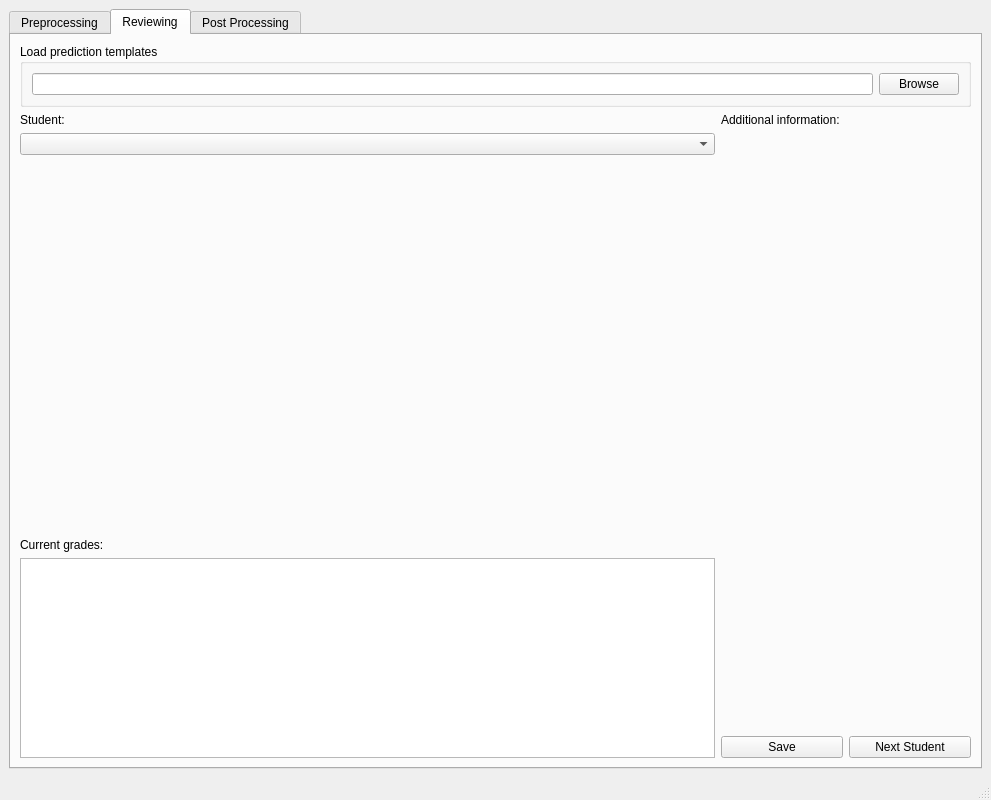
This is gui/design files/ui_design.ui in JerrisonChang/AESfor300Z as Qt 5 draws it before an edit. The edited form follows.
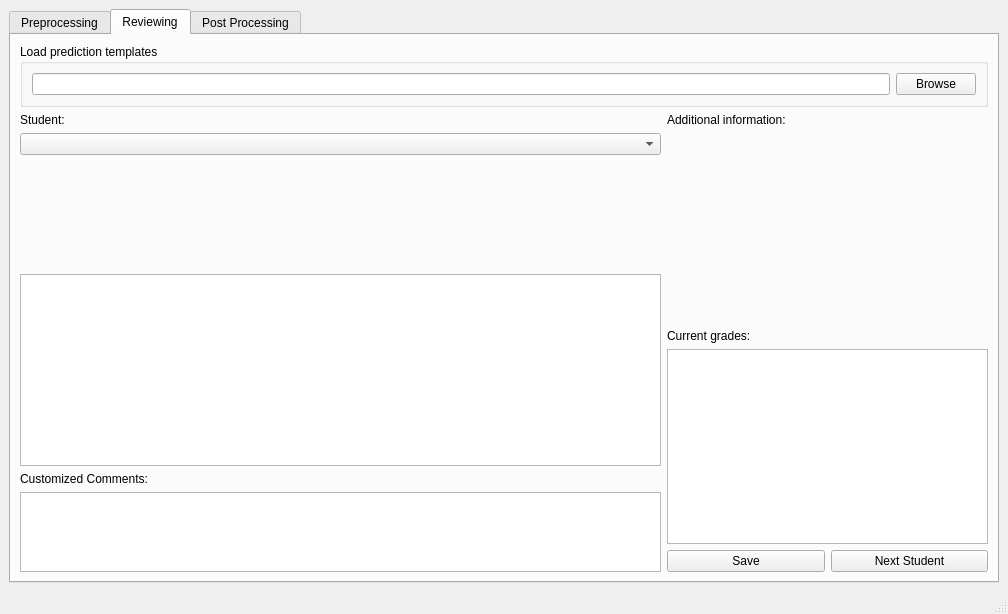
This is the edited form.

Commit message: comment ui design file

What changed in the file:
```diff
--- a/gui/design files/ui_design.ui
+++ b/gui/design files/ui_design.ui
@@ -6,8 +6,8 @@
    <rect>
     <x>0</x>
     <y>0</y>
-    <width>991</width>
-    <height>800</height>
+    <width>1008</width>
+    <height>614</height>
    </rect>
   </property>
   <property name="maximumSize">
@@ -216,9 +216,9 @@
          </widget>
         </item>
         <item>
-         <layout class="QHBoxLayout" name="horizontalLayout_11">
+         <layout class="QHBoxLayout" name="horizontalLayout_11" stretch="2,1">
           <item>
-           <layout class="QVBoxLayout" name="verticalLayout_11" stretch="0,0,0,0,0">
+           <layout class="QVBoxLayout" name="verticalLayout_11" stretch="0,0,0,0,0,0">
             <item>
              <widget class="QLabel" name="std_name__label">
               <property name="text">
@@ -243,6 +243,56 @@
              </spacer>
             </item>
             <item>
+             <widget class="QTableView" name="tableView"/>
+            </item>
+            <item>
+             <widget class="QLabel" name="label__cust_comments">
+              <property name="text">
+               <string>Customized Comments:</string>
+              </property>
+             </widget>
+            </item>
+            <item>
+             <widget class="QPlainTextEdit" name="plainTextEdit">
+              <property name="maximumSize">
+               <size>
+                <width>16777215</width>
+                <height>80</height>
+               </size>
+              </property>
+             </widget>
+            </item>
+           </layout>
+          </item>
+          <item>
+           <layout class="QVBoxLayout" name="verticalLayout_4">
+            <item>
+             <widget class="QLabel" name="additional_info__label">
+              <property name="minimumSize">
+               <size>
+                <width>250</width>
+                <height>0</height>
+               </size>
+              </property>
+              <property name="text">
+               <string>Additional information:</string>
+              </property>
+             </widget>
+            </item>
+            <item>
+             <spacer name="verticalSpacer_2">
+              <property name="orientation">
+               <enum>Qt::Vertical</enum>
+              </property>
+              <property name="sizeHint" stdset="0">
+               <size>
+                <width>20</width>
+                <height>40</height>
+               </size>
+              </property>
+             </spacer>
+            </item>
+            <item>
              <widget class="QLabel" name="current_grade__label">
               <property name="text">
                <string>Current grades:</string>
@@ -270,7 +320,7 @@
                <number>120</number>
               </attribute>
               <attribute name="horizontalHeaderDefaultSectionSize">
-               <number>35</number>
+               <number>120</number>
               </attribute>
               <attribute name="horizontalHeaderHighlightSections">
                <bool>false</bool>
@@ -283,36 +333,6 @@
               </attribute>
              </widget>
             </item>
-           </layout>
-          </item>
-          <item>
-           <layout class="QVBoxLayout" name="verticalLayout_4">
-            <item>
-             <widget class="QLabel" name="additional_info__label">
-              <property name="minimumSize">
-               <size>
-                <width>250</width>
-                <height>0</height>
-               </size>
-              </property>
-              <property name="text">
-               <string>Additional information:</string>
-              </property>
-             </widget>
-            </item>
-            <item>
-             <spacer name="verticalSpacer_2">
-              <property name="orientation">
-               <enum>Qt::Vertical</enum>
-              </property>
-              <property name="sizeHint" stdset="0">
-               <size>
-                <width>20</width>
-                <height>40</height>
-               </size>
-              </property>
-             </spacer>
-            </item>
             <item>
              <layout class="QHBoxLayout" name="horizontalLayout_3">
               <item>
```
Left out of the diff: 2 changed lines with no effect on the pictures. The commit also changes 1 other file.
